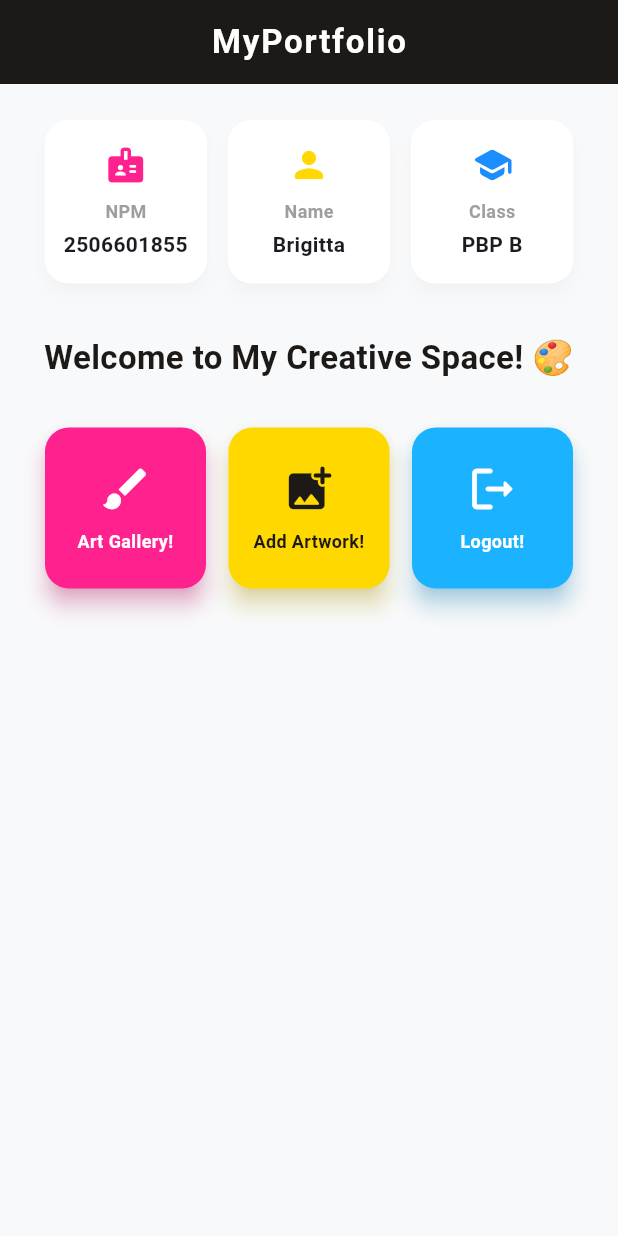
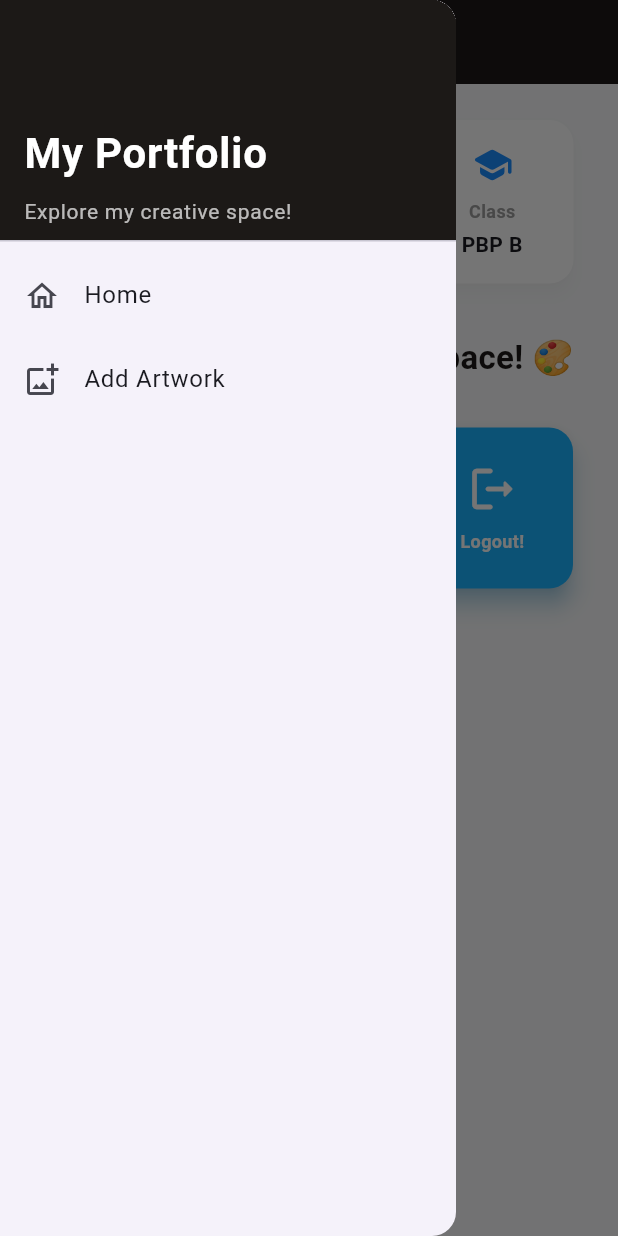
Before and after one commit to brigittasimanjuntak/myportfolio_mobile, a Flutter app: the screen it shows after launch, with the side drawer open (before the commit the screen has no drawer), on a phone screen of 412 x 824 dp. Run offline on Flutter 3.47's test engine with Material 3 defaults, Android fonts, the phone set to English and light mode, and no system bars.

Commit message:
feat: add artwork form page and drawer navigation
- Restructure files into screens/ and widgets/ directories
add artwork card and delete the ones in menu previously'

```diff
--- a/lib/main.dart
+++ b/lib/main.dart
@@ -1,5 +1,5 @@
 import 'package:flutter/material.dart';
-import 'package:myportfolio_mobile/menu.dart'; // Import file menu
+import 'package:myportfolio_mobile/screens/menu.dart'; // Import file menu
 
 void main() {
   runApp(const MyApp());
--- a/lib/menu.dart
+++ b/lib/screens/menu.dart
@@ -1,4 +1,7 @@
 import 'package:flutter/material.dart';
+import 'package:myportfolio_mobile/widgets/left_drawer.dart';
+import 'package:myportfolio_mobile/screens/artwork_form.dart';
+import 'package:myportfolio_mobile/widgets/artwork_card.dart';
 
 class MyHomePage extends StatelessWidget {
   MyHomePage({super.key});
@@ -35,6 +38,7 @@ class MyHomePage extends StatelessWidget {
         ),
         centerTitle: true,
       ),
+      drawer: const LeftDrawer(),
       body: Padding(
         padding: const EdgeInsets.all(20.0),
         child: Column(
@@ -74,7 +78,7 @@ class MyHomePage extends StatelessWidget {
                       crossAxisCount: 3,
                       shrinkWrap: true,
                       children: items.map((ItemHomepage item) {
-                        return ItemCard(item);
+                        return ArtworkCard(item);
                       }).toList(),
                     ),
                   ],
@@ -133,68 +137,3 @@ class InfoCard extends StatelessWidget {
     );
   }
 }
-
-// MODEL & KOMPONEN ITEM CARD
-class ItemHomepage {
-  final String name;
-  final IconData icon;
-  final Color color;
-
-  ItemHomepage(this.name, this.icon, this.color);
-}
-
-class ItemCard extends StatelessWidget {
-  final ItemHomepage item;
-
-  const ItemCard(this.item, {super.key});
-
-  @override
-  Widget build(BuildContext context) {
-    return Material(
-      color: item.color,
-      borderRadius: BorderRadius.circular(16),
-      elevation: 6,
-      shadowColor: item.color.withOpacity(0.6),
-      child: InkWell(
-        borderRadius: BorderRadius.circular(16),
-        onTap: () {
-          ScaffoldMessenger.of(context)
-            ..hideCurrentSnackBar()
-            ..showSnackBar(
-              SnackBar(
-                content: Text("Kamu telah menekan tombol ${item.name}!"),
-                backgroundColor: const Color(0xFF1C1917),
-                behavior: SnackBarBehavior.floating,
-                shape: RoundedRectangleBorder(borderRadius: BorderRadius.circular(10)),
-              ),
-            );
-        },
-        child: Container(
-          padding: const EdgeInsets.all(12),
-          child: Center(
-            child: Column(
-              mainAxisAlignment: MainAxisAlignment.center,
-              children: [
-                Icon(
-                  item.icon,
-                  color: item.color == const Color(0xFFFFD800) ? const Color(0xFF1C1917) : Colors.white,
-                  size: 36.0
-                ),
-                const SizedBox(height: 8),
-                Text(
-                  item.name,
-                  textAlign: TextAlign.center,
-                  style: TextStyle(
-                    color: item.color == const Color(0xFFFFD800) ? const Color(0xFF1C1917) : Colors.white,
-                    fontWeight: FontWeight.w700,
-                    fontSize: 12
-                  ),
-                ),
-              ],
-            ),
-          ),
-        ),
-      ),
-    );
-  }
-}
--- /dev/null
+++ b/lib/widgets/artwork_card.dart
@@ -0,0 +1,83 @@
+import 'package:flutter/material.dart';
+import 'package:myportfolio_mobile/screens/artwork_form.dart';
+
+// Model Data
+class ItemHomepage {
+  final String name;
+  final IconData icon;
+  final Color color;
+
+  ItemHomepage(this.name, this.icon, this.color);
+}
+
+// Widget Card
+class ArtworkCard extends StatelessWidget {
+  final ItemHomepage item;
+
+  const ArtworkCard(this.item, {super.key});
+
+  @override
+  Widget build(BuildContext context) {
+    return Material(
+      color: item.color,
+      borderRadius: BorderRadius.circular(16),
+      elevation: 6,
+      shadowColor: item.color.withOpacity(0.6),
+      child: InkWell(
+        borderRadius: BorderRadius.circular(16),
+        onTap: () {
+          // 1. Munculin SnackBar DULU
+          ScaffoldMessenger.of(context)
+            ..hideCurrentSnackBar()
+            ..showSnackBar(
+              SnackBar(
+                content: Text("Kamu telah menekan tombol ${item.name}!"),
+                backgroundColor: const Color(0xFF1C1917),
+                behavior: SnackBarBehavior.floating,
+              ),
+            );
+
+          // 2. Fitur Navigasi (Disesuaikan sama nama tombol di menu.dart)
+          if (item.name == "Add Artwork!") {
+            Navigator.push(
+              context,
+              MaterialPageRoute(builder: (context) => const ArtworkFormPage()),
+            );
+          } else if (item.name == "Art Gallery!") {
+            // Nanti kita arahin ke halaman list gallery
+            // Untuk sekarang biarin kosong dulu atau kasih dialog
+          }
+        },
+        child: Container(
+          padding: const EdgeInsets.all(12),
+          child: Center(
+            child: Column(
+              mainAxisAlignment: MainAxisAlignment.center,
+              children: [
+                Icon(
+                  item.icon,
+                  color: item.color == const Color(0xFFFFD800)
+                      ? const Color(0xFF1C1917)
+                      : Colors.white,
+                  size: 36.0,
+                ),
+                const SizedBox(height: 8),
+                Text(
+                  item.name,
+                  textAlign: TextAlign.center,
+                  style: TextStyle(
+                    color: item.color == const Color(0xFFFFD800)
+                        ? const Color(0xFF1C1917)
+                        : Colors.white,
+                    fontWeight: FontWeight.w700,
+                    fontSize: 12,
+                  ),
+                ),
+              ],
+            ),
+          ),
+        ),
+      ),
+    );
+  }
+}
--- /dev/null
+++ b/lib/widgets/left_drawer.dart
@@ -0,0 +1,64 @@
+import 'package:flutter/material.dart';
+import 'package:myportfolio_mobile/screens/menu.dart';
+import 'package:myportfolio_mobile/screens/artwork_form.dart'; // Impor form artwork
+
+class LeftDrawer extends StatelessWidget {
+  const LeftDrawer({super.key});
+
+  @override
+  Widget build(BuildContext context) {
+    return Drawer(
+      child: ListView(
+        children: [
+          const DrawerHeader(
+            decoration: BoxDecoration(
+              color: Color(0xFF1C1917), // Tema gelap web kamu
+            ),
+            child: Column(
+              crossAxisAlignment: CrossAxisAlignment.start,
+              mainAxisAlignment: MainAxisAlignment.end,
+              children: [
+                Text(
+                  'My Portfolio',
+                  style: TextStyle(
+                    fontSize: 28,
+                    fontWeight: FontWeight.bold,
+                    color: Colors.white,
+                  ),
+                ),
+                SizedBox(height: 8),
+                Text(
+                  'Explore my creative space!',
+                  style: TextStyle(
+                    fontSize: 14,
+                    color: Colors.white70,
+                  ),
+                ),
+              ],
+            ),
+          ),
+          ListTile(
+            leading: const Icon(Icons.home_outlined),
+            title: const Text('Home'),
+            onTap: () {
+              Navigator.pushReplacement(
+                context,
+                MaterialPageRoute(builder: (context) => MyHomePage()),
+              );
+            },
+          ),
+          ListTile(
+            leading: const Icon(Icons.add_photo_alternate_outlined),
+            title: const Text('Add Artwork'),
+            onTap: () {
+              Navigator.pushReplacement(
+                context,
+                MaterialPageRoute(builder: (context) => ArtworkFormPage()),
+              );
+            },
+          ),
+        ],
+      ),
+    );
+  }
+}
```
Also changed, not shown: lib/screens/artwork_form.dart (added, +205 -0 lines).
